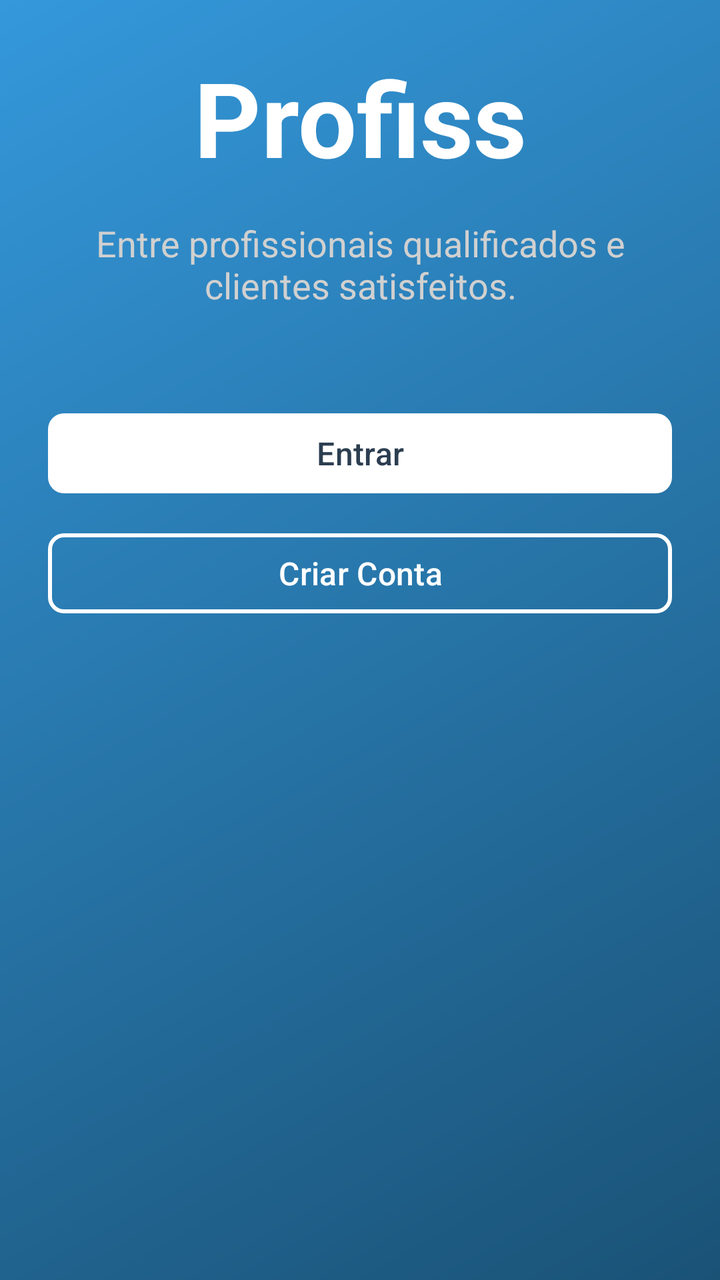
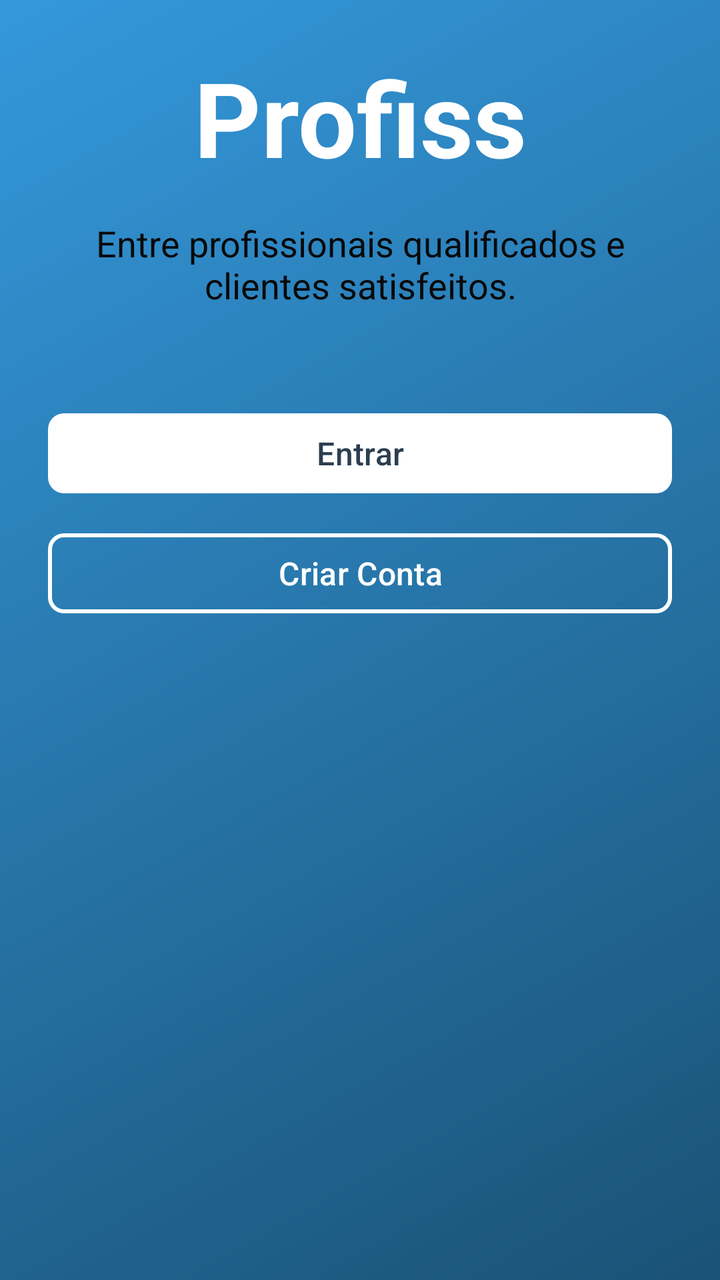

An Android layout rendered at two revisions. The XML below is the earlier revision; the diff shows what the commit changed to produce the second picture.
<!-- AndroidManifest.xml: application theme Theme.Profiss -->
<!-- res/layout/activity_main.xml -->
<?xml version="1.0" encoding="utf-8"?>
<androidx.constraintlayout.widget.ConstraintLayout
    xmlns:android="http://schemas.android.com/apk/res/android"
    xmlns:app="http://schemas.android.com/apk/res-auto"
    xmlns:tools="http://schemas.android.com/tools"
    android:layout_width="match_parent"
    android:layout_height="match_parent"
    android:background="@drawable/gradient_bg"
    android:padding="24dp"
    tools:context=".MainActivity">

    
    <TextView
        android:id="@+id/tvTitle"
        android:layout_width="wrap_content"
        android:layout_height="wrap_content"
        android:text="Profiss"
        android:textColor="#FFFFFF"
        android:textSize="52sp"
        android:textStyle="bold"
        app:layout_constraintBottom_toTopOf="@+id/tvSubtitle"
        app:layout_constraintEnd_toEndOf="parent"
        app:layout_constraintStart_toStartOf="parent"
        app:layout_constraintTop_toTopOf="parent"
        app:layout_constraintVertical_bias="0.3" />

    
    <TextView
        android:id="@+id/tvSubtitle"
        android:layout_width="wrap_content"
        android:layout_height="wrap_content"
        android:layout_marginTop="16dp"
        android:gravity="center"
        android:text="Entre profissionais qualificados e clientes satisfeitos."
        android:textColor="#D0D0D0"
        android:textSize="18sp"
        app:layout_constraintEnd_toEndOf="parent"
        app:layout_constraintStart_toStartOf="parent"
        app:layout_constraintTop_toBottomOf="@+id/tvTitle" />

    
    <com.google.android.material.button.MaterialButton
        android:id="@+id/btnLogin"
        android:layout_width="match_parent"
        android:layout_height="wrap_content"
        android:layout_marginTop="48dp"
        android:text="Entrar"
        android:textColor="#2C3E50"
        android:textSize="16sp"
        app:backgroundTint="#FFFFFF"
        app:cornerRadius="8dp"
        app:layout_constraintTop_toBottomOf="@+id/tvSubtitle" />

    
    <com.google.android.material.button.MaterialButton
        android:id="@+id/btnRegister"
        android:layout_width="match_parent"
        android:layout_height="wrap_content"
        android:layout_marginTop="12dp"
        android:text="Criar Conta"
        android:textColor="#FFFFFF"
        android:textSize="16sp"
        app:backgroundTint="@android:color/transparent"
        app:strokeColor="#FFFFFF"
        app:strokeWidth="2dp"
        app:cornerRadius="8dp"
        app:layout_constraintTop_toBottomOf="@+id/btnLogin" />

</androidx.constraintlayout.widget.ConstraintLayout>
<!-- resources referenced by this layout -->
<resources>
  <!-- drawable gradient_bg (drawable) -->
  <?xml version="1.0" encoding="utf-8"?>
  <shape xmlns:android="http://schemas.android.com/apk/res/android">
      <gradient
          android:startColor="#3498DB"
          android:endColor="#1A5276"
          android:angle="315" />
  </shape>
  <style name="Theme.Profiss" parent="Theme.Material3.DayNight.NoActionBar">
          <item name="colorPrimary">@color/blue_primary</item>
          <item name="android:statusBarColor">@android:color/transparent</item>
          <item name="android:navigationBarColor">@android:color/transparent</item>
      </style>
  <color name="blue_primary">#3498DB</color>
</resources>

<!-- the commit's change to res/layout/activity_main.xml (unified diff, before → after) -->
@@ -32,7 +32,7 @@
         android:layout_marginTop="16dp"
         android:gravity="center"
         android:text="Entre profissionais qualificados e clientes satisfeitos."
-        android:textColor="#D0D0D0"
+        android:textColor="#090909"
         android:textSize="18sp"
         app:layout_constraintEnd_toEndOf="parent"
         app:layout_constraintStart_toStartOf="parent"
